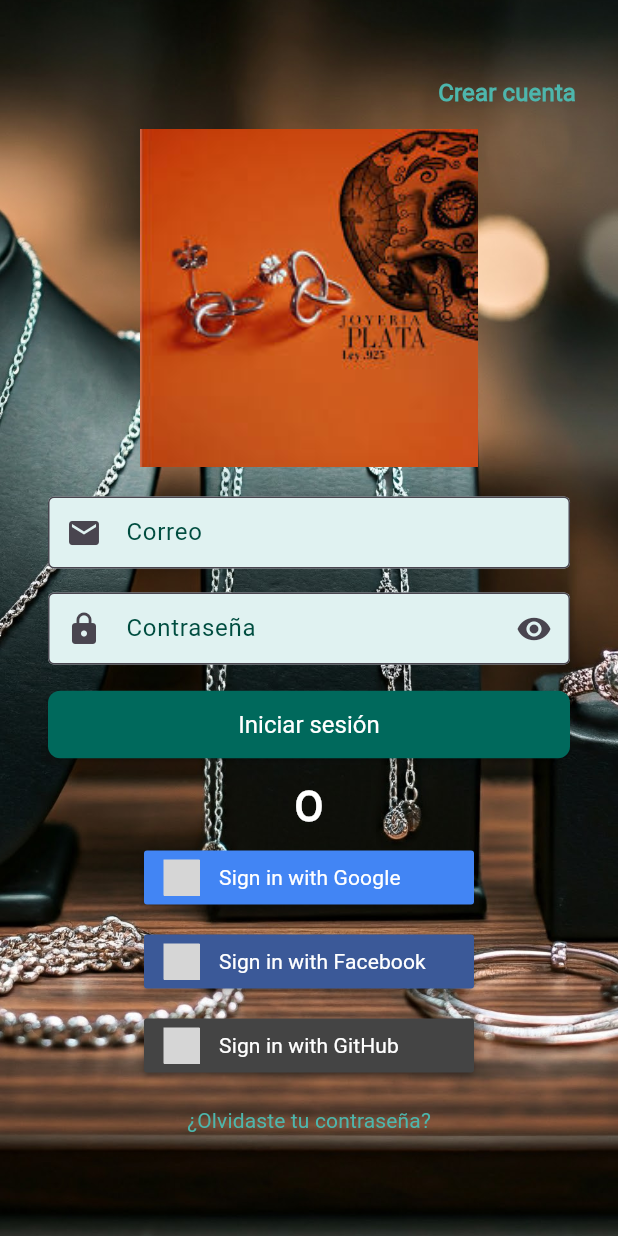
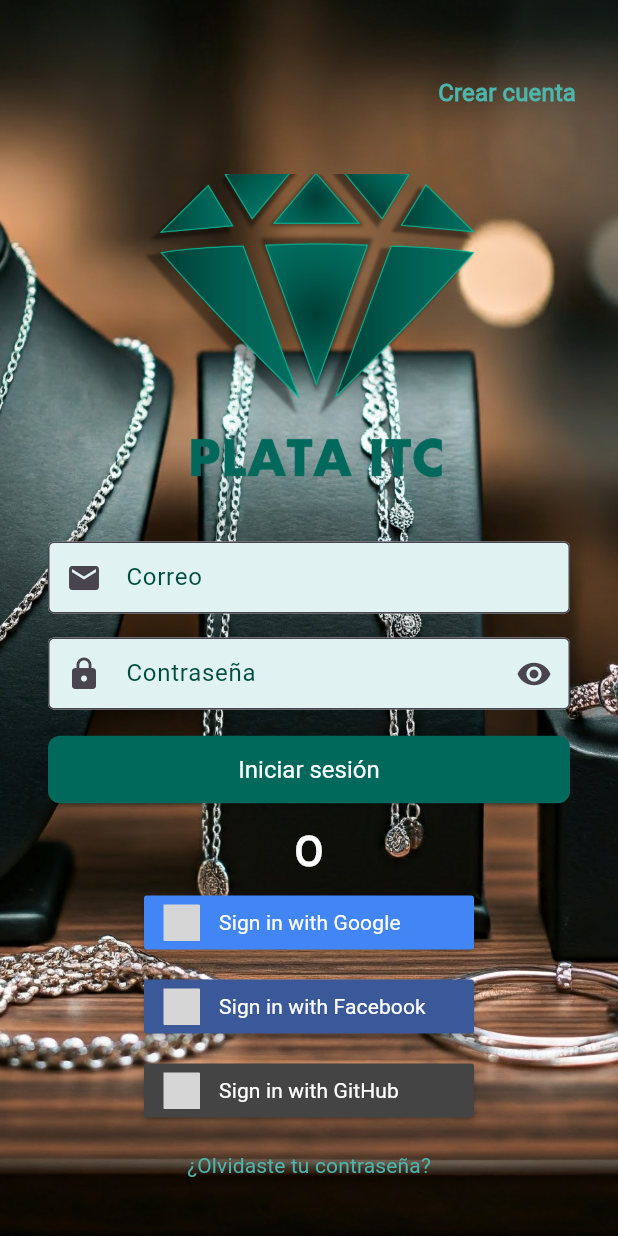
Before and after one commit to SJLuisGabriel/T4Pr-ctica-de-base-de-datos, a Flutter app: the screen it shows after launch, on a phone screen of 412 x 824 dp. Run offline on Flutter 3.47's test engine with Material 3 defaults, Android fonts, the phone set to English and light mode, and no system bars; drawn by our look-alikes of sign_in_button; our stand-ins replace badges, cloud_firestore, dio, firebase_auth, firebase_core, firebase_messaging and 10 more; missing offline and left inert: dart:ffi, flutter_facebook_auth, flutter_stripe, github_signin_promax; accounts and stored records are empty; grey boxes are pictures that could not be loaded.

Commit message:
Icono actualizado

```diff
--- a/lib/screen/login_screen.dart
+++ b/lib/screen/login_screen.dart
@@ -97,7 +97,7 @@ class _LoginScreenState extends State<LoginScreen> {
       // Obtener el objeto de autenticación de Google
       final GoogleSignInAuthentication googleAuth =
           await googleUser.authentication;
-          print("Aquí toyyyyyyyyyyyyyyyyyyyyy");
+      print("Aquí toyyyyyyyyyyyyyyyyyyyyy");
       // Crear un objeto de credenciales con el ID y token de acceso
       final OAuthCredential credential = GoogleAuthProvider.credential(
         accessToken: googleAuth.accessToken,
@@ -322,8 +322,8 @@ class _LoginScreenState extends State<LoginScreen> {
 
                 const SizedBox(height: 800),
                 Padding(
-                  padding:
-                      const EdgeInsets.only(top: 70.0, left: 16.0, right: 16.0),
+                  padding: const EdgeInsets.only(
+                      top: 100.0, left: 16.0, right: 16.0),
                   child: Padding(
                     padding: const EdgeInsets.all(16.0),
                     child: Column(
@@ -331,7 +331,7 @@ class _LoginScreenState extends State<LoginScreen> {
                       children: [
                         // Imagen
                         Image.asset(
-                          'assets/images.jpg',
+                          'assets/images.png',
                           height: 225,
                           width: 225,
                           fit: BoxFit.cover,
```
Also changed, not shown: assets/images.jpg (deleted), assets/images.png (added).
